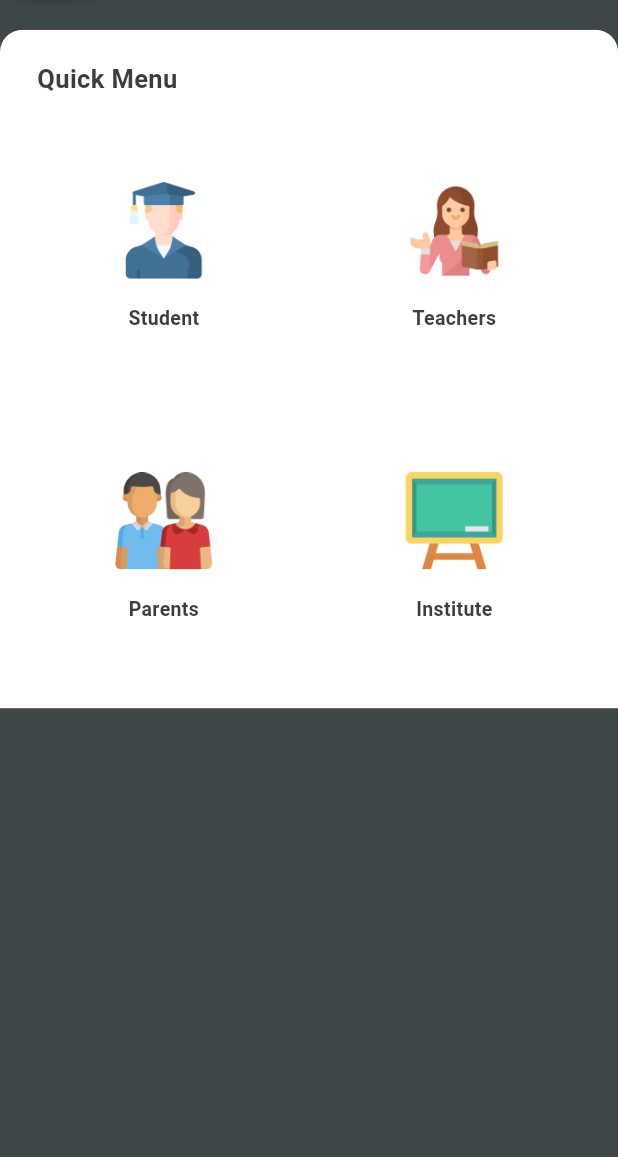
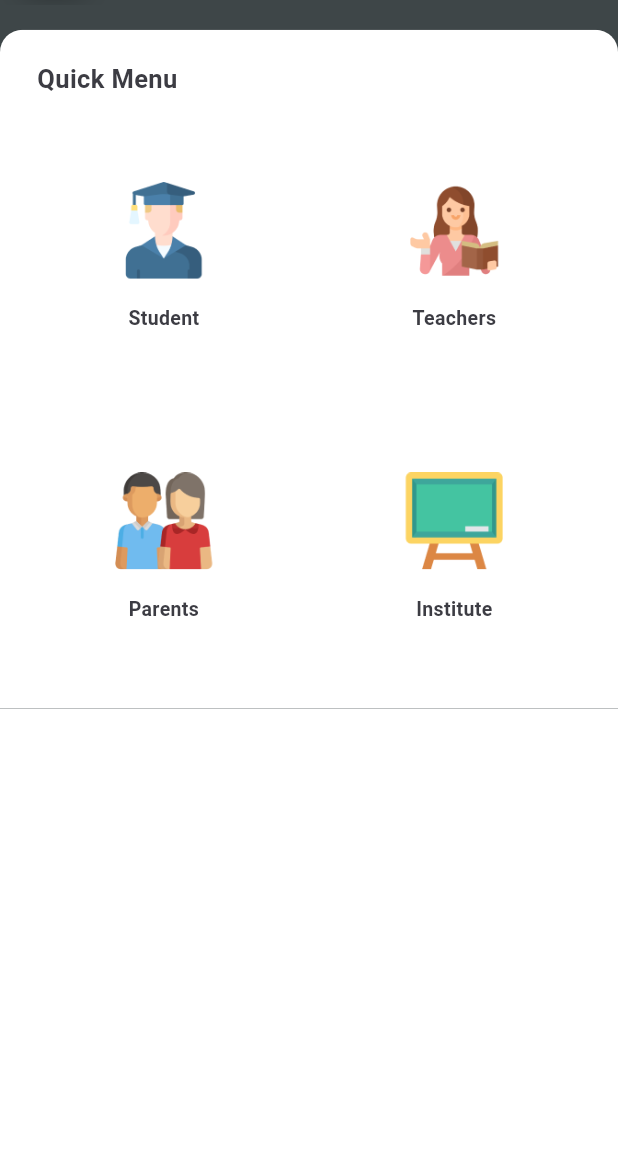
Before and after one commit to Aabis-Ahmed-Hassan/books_app_ui, a Flutter app: the screen it shows after launch, on a phone screen of 412 x 824 dp, the part 79-1236 px from its top. Run offline on Flutter 3.47's test engine with Material 3 defaults, Android fonts, the phone set to English and light mode, and no system bars.

Commit message:
Minor Changes

```diff
--- a/lib/task 3/institute_grid.dart
+++ b/lib/task 3/institute_grid.dart
@@ -14,15 +14,6 @@ class InstituteGrid extends StatelessWidget {
     'assets/teachers.png',
     'assets/parents.png',
     'assets/classes.png',
-  ];
-
-  var quickMenuContainerColors = [
-    const Color(0xff53B175),
-    const Color(0xffF8A44C),
-    const Color(0xffF7A593),
-    const Color(0xffD3B0E0),
-    const Color(0xffFDE598),
-    const Color(0xffB7DFF5),
   ];
 
   @override
@@ -66,8 +57,7 @@ class InstituteGrid extends StatelessWidget {
           ),
           centerTitle: false,
         ),
-        body: SingleChildScrollView(
-          child: Column(
+        body: Column(
           mainAxisAlignment: MainAxisAlignment.start,
           crossAxisAlignment: CrossAxisAlignment.start,
           children: [
@@ -159,8 +149,12 @@ class InstituteGrid extends StatelessWidget {
                 ),
               ),
             ),
+            Expanded(
+              child: Container(
+                color: Colors.white,
+              ),
+            ),
           ],
-          ),
         ));
   }
 }
```
Lines whose indentation alone changed are shown as unchanged.
